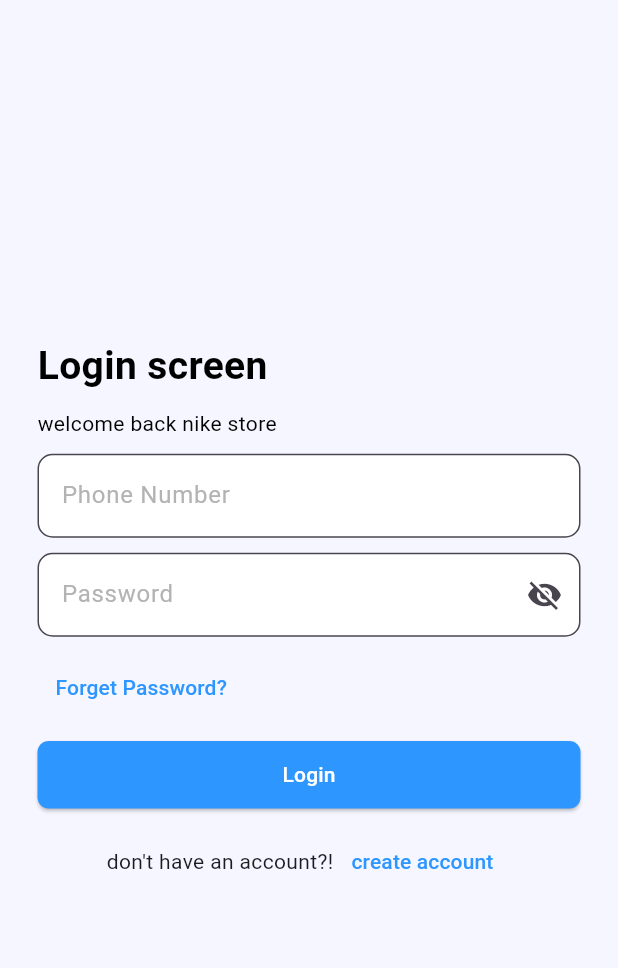
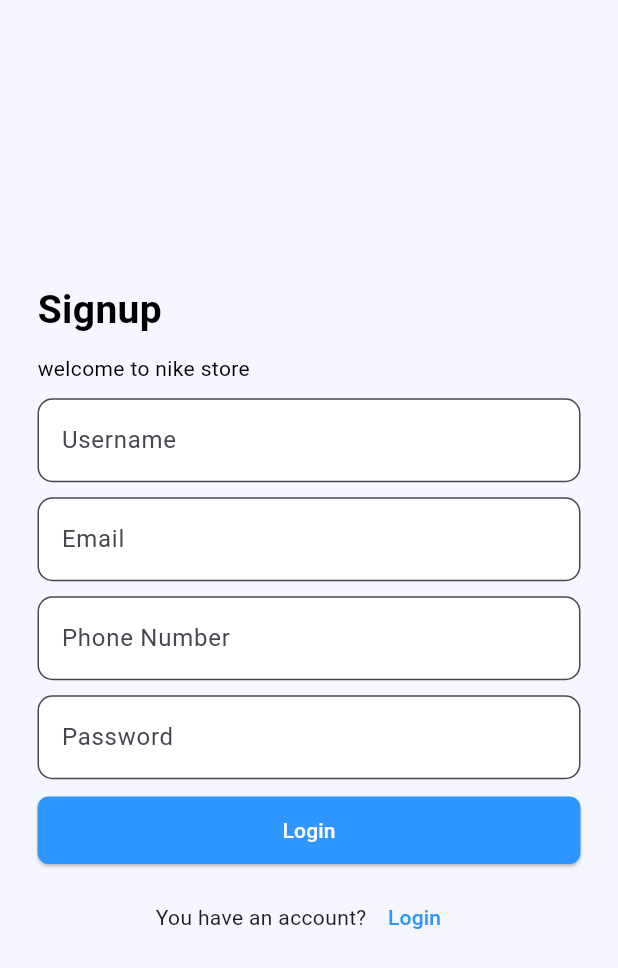
Before and after one commit to AmirNurollahi/nike_shoe_store, a Flutter app: the screen it shows after launch, after a tap on "create account", on a phone screen of 412 x 824 dp. Shown: the top 968 px of the screen. Run offline on Flutter 3.47's test engine with Material 3 defaults, Android fonts, the phone set to English and light mode, and no system bars.

Commit message:
create Signup Screen and update LoginScreen navigation

```diff
--- a/lib/login_screen.dart
+++ b/lib/login_screen.dart
@@ -1,5 +1,6 @@
 import 'package:flutter/material.dart';
 import 'package:flutter/services.dart';
+import 'package:nike_shoe_store/signup_screen.dart';
 
 class LoginScreen extends StatefulWidget {
   const LoginScreen({super.key});
@@ -23,7 +24,7 @@ class _LoginScreenState extends State<LoginScreen> {
             mainAxisAlignment: MainAxisAlignment.center,
             children: [
               Text(
-                'Login screen',
+                'Login ',
                 style: TextStyle(
                   color: Colors.black,
                   fontSize: 26,
@@ -65,14 +66,14 @@ class _LoginScreenState extends State<LoginScreen> {
                 obscuringCharacter: '*',
                 decoration: InputDecoration(
                   suffixIcon: IconButton(
-                      onPressed: () {
-                        setState(() {
-                          textStatus = !textStatus;
-                        });
-                      },
-                      icon: Icon(textStatus
-                          ? Icons.visibility
-                          : Icons.visibility_off)),
+                    onPressed: () {
+                      setState(() {
+                        textStatus = !textStatus;
+                      });
+                    },
+                    icon: Icon(
+                        textStatus ? Icons.visibility : Icons.visibility_off),
+                  ),
                   label: Text('Password'),
                   labelStyle: TextStyle(
                     color: Color(0xFFB3B3B3),
@@ -124,7 +125,13 @@ class _LoginScreenState extends State<LoginScreen> {
                     style: TextButton.styleFrom(
                       foregroundColor: Color(0xFF2D96FF),
                     ),
-                    onPressed: () {},
+                    onPressed: () {
+                      Navigator.push(
+                          context,
+                          MaterialPageRoute(
+                            builder: (context) => SignupScreen(),
+                          ));
+                    },
                     child: Text(
                       'create account',
                     ),
--- /dev/null
+++ b/lib/signup_screen.dart
@@ -0,0 +1,126 @@
+import 'package:flutter/material.dart';
+import 'package:flutter/services.dart';
+
+class SignupScreen extends StatefulWidget {
+  const SignupScreen({super.key});
+
+  @override
+  State<SignupScreen> createState() => _SignupScreenState();
+}
+
+class _SignupScreenState extends State<SignupScreen> {
+  @override
+  Widget build(BuildContext context) {
+    return SafeArea(
+      child: Scaffold(
+        resizeToAvoidBottomInset: true,
+        backgroundColor: Color(0xffF5F6FF),
+        body: Padding(
+          padding: EdgeInsets.symmetric(horizontal: 25),
+          child: Column(
+            crossAxisAlignment: CrossAxisAlignment.start,
+            spacing: 10,
+            mainAxisAlignment: MainAxisAlignment.center,
+            children: [
+              Text(
+                'Signup ',
+                style: TextStyle(
+                  color: Colors.black,
+                  fontSize: 26,
+                  fontWeight: FontWeight.bold,
+                ),
+              ),
+              Text(
+                'welcome to nike store',
+                style: TextStyle(
+                  color: Colors.black,
+                  fontSize: 14,
+                ),
+              ),
+              TextField(
+                keyboardType: TextInputType.name,
+                textInputAction: TextInputAction.next,
+                decoration: inputDecorationfunc('Username'),
+              ),
+              TextField(
+                textInputAction: TextInputAction.next,
+                keyboardType: TextInputType.emailAddress,
+                decoration: inputDecorationfunc('Email'),
+              ),
+              TextField(
+                textInputAction: TextInputAction.next,
+                keyboardType: TextInputType.number,
+                inputFormatters: [FilteringTextInputFormatter.digitsOnly],
+                decoration: inputDecorationfunc('Phone Number'),
+              ),
+              TextField(
+                keyboardType: TextInputType.visiblePassword,
+                textInputAction: TextInputAction.done,
+                inputFormatters: [FilteringTextInputFormatter.digitsOnly],
+                decoration: inputDecorationfunc('Password'),
+              ),
+              ElevatedButton(
+                style: ElevatedButton.styleFrom(
+                  backgroundColor: Color(0xFF2D96FF),
+                  foregroundColor: Color(0xFFffffff),
+                  shape: RoundedRectangleBorder(
+                    borderRadius: BorderRadius.circular(7.5),
+                  ),
+                  fixedSize: Size(double.maxFinite, 45),
+                ),
+                onPressed: () {},
+                child: Text(
+                  'Login',
+                ),
+              ),
+              Row(
+                mainAxisAlignment: MainAxisAlignment.center,
+                children: [
+                  Text(
+                    'You have an account?',
+                  ),
+                  TextButton(
+                    style: TextButton.styleFrom(
+                      foregroundColor: Color(0xFF2D96FF),
+                    ),
+                    onPressed: () {
+                      Navigator.push(
+                          context,
+                          MaterialPageRoute(
+                            builder: (context) => SignupScreen(),
+                          ));
+                    },
+                    child: Text(
+                      'Login',
+                    ),
+                  ),
+                ],
+              ),
+            ],
+          ),
+        ),
+      ),
+    );
+  }
+
+  InputDecoration inputDecorationfunc(String hinttext) {
+    return InputDecoration(
+      hintText: hinttext,
+      labelStyle: TextStyle(
+        color: Color(0xFFB3B3B3),
+      ),
+      focusedBorder: OutlineInputBorder(
+        borderSide: BorderSide(color: Color(0xFF2D96FF), width: 2),
+        borderRadius: BorderRadius.circular(15),
+      ),
+      filled: true,
+      fillColor: Colors.white,
+      border: OutlineInputBorder(
+        borderSide: BorderSide(
+          color: Color(0xFF2D96FF),
+        ),
+        borderRadius: BorderRadius.circular(10),
+      ),
+    );
+  }
+}
```
